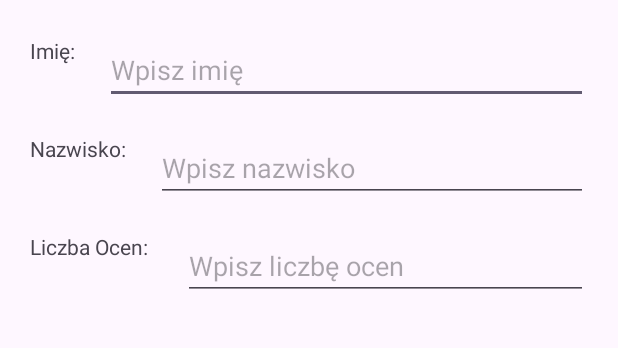
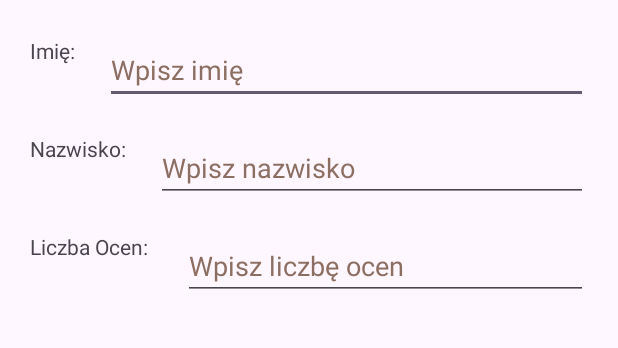
Before and after one commit to gabrylo/lab1grades, an Android app: the screen it shows after launch (MainActivity), on a phone screen of 412 x 824 dp, the part 96-444 px from its top. Run offline under Robolectric (Android 15) with nearby library versions, the phone set to English and light mode, and no system bars.

Commit message:
pre-final v2

```diff
--- a/app/src/main/res/layout/activity_main.xml
+++ b/app/src/main/res/layout/activity_main.xml
@@ -11,7 +11,7 @@
         android:layout_height="wrap_content"
         android:layout_marginStart="20dp"
         android:layout_marginTop="88dp"
-        android:text="Imię:"
+        android:text="@string/tvName"
         app:layout_constraintStart_toStartOf="parent"
         app:layout_constraintTop_toTopOf="parent" />
 
@@ -21,16 +21,19 @@
         android:layout_height="wrap_content"
         android:layout_marginStart="20dp"
         android:layout_marginEnd="20dp"
-        android:hint="Wpisz imię"
+        android:hint="@string/hint_name"
+        android:inputType="text"
+        android:textColorHint="#8D6E63"
         app:layout_constraintEnd_toEndOf="parent"
         app:layout_constraintStart_toEndOf="@+id/textViewImie"
-        app:layout_constraintTop_toTopOf="@+id/textViewImie" />
+        app:layout_constraintTop_toTopOf="@+id/textViewImie"
+        tools:ignore="TextFields" />
 
     <TextView
         android:id="@+id/textViewNazwisko"
         android:layout_width="wrap_content"
         android:layout_height="wrap_content"
-        android:text="Nazwisko:"
+        android:text="@string/tvSurName"
         app:layout_constraintStart_toStartOf="@+id/textViewImie"
         app:layout_constraintTop_toBottomOf="@+id/edName"
         android:layout_marginTop="20dp"/>
@@ -39,12 +42,14 @@
         android:id="@+id/edSurname"
         android:layout_width="0dp"
         android:layout_height="wrap_content"
-        android:hint="Wpisz nazwisko"
+        android:layout_marginStart="20dp"
+        android:layout_marginEnd="20dp"
+        android:hint="@string/hint_surname"
+        android:inputType="text"
+        android:textColorHint="#8D6E63"
+        app:layout_constraintEnd_toEndOf="parent"
         app:layout_constraintStart_toEndOf="@+id/textViewNazwisko"
-        app:layout_constraintEnd_toEndOf="parent"
-        app:layout_constraintTop_toTopOf="@+id/textViewNazwisko"
-        android:layout_marginStart="20dp"
-        android:layout_marginEnd="20dp"/>
+        app:layout_constraintTop_toTopOf="@+id/textViewNazwisko" />
 
     <TextView
         android:id="@+id/textViewLiczbaOcen"
@@ -61,8 +66,9 @@
         android:layout_height="wrap_content"
         android:layout_marginStart="20dp"
         android:layout_marginEnd="20dp"
-        android:hint="Wpisz liczbę ocen"
+        android:hint="@string/hint_GradesNumber"
         android:inputType="number"
+        android:textColorHint="#8D6E63"
         app:layout_constraintEnd_toEndOf="parent"
         app:layout_constraintStart_toEndOf="@+id/textViewLiczbaOcen"
         app:layout_constraintTop_toTopOf="@+id/textViewLiczbaOcen" />
@@ -72,7 +78,7 @@
         android:layout_width="wrap_content"
         android:layout_height="40dp"
         android:layout_marginTop="44dp"
-        android:text="Button"
+        android:text="@string/btGrades"
         app:layout_constraintEnd_toEndOf="parent"
         app:layout_constraintStart_toStartOf="parent"
         app:layout_constraintTop_toBottomOf="@+id/edGradeNumber" />
@@ -91,7 +97,7 @@
     <TextView
         android:id="@+id/tvGrades"
         android:layout_width="wrap_content"
-        android:layout_height="15dp"
+        android:layout_height="20dp"
         android:layout_marginBottom="16dp"
         android:visibility="visible"
         app:layout_constraintBottom_toTopOf="@+id/btGrades"
--- a/app/src/main/res/layout/item_subject_grade.xml
+++ b/app/src/main/res/layout/item_subject_grade.xml
@@ -7,7 +7,7 @@
 
     <TextView
         android:id="@+id/textViewSubjectName"
-        android:layout_width="wrap_content"
+        android:layout_width="match_parent"
         android:layout_height="wrap_content"
         android:layout_weight="1"
         android:textSize="16sp"
--- a/app/src/main/res/values/strings.xml
+++ b/app/src/main/res/values/strings.xml
@@ -7,6 +7,21 @@
     <string name="grade_range_error">Liczba powinna być od 5 do 15!</string>
     <string name="invalid_number_error">Niepoprawna liczba!</string>
     <string name="invalid_grade_error">Niepoprawna liczba</string>
+    <string name="btsuper">SUPER</string>
+    <string name="grades_rating">"Średnia ocen: "</string>
+    <string name="received_pass">Gratulacje! Otrzymujesz zaliczenie</string>
+    <string name="not_received_pass">"Tym razem nie poszlo ): "</string>
+    <string name="final_application">Wysyłam podanie o zaliczenie warunkowe</string>
+    <string name="avarage_not_calc">Nie udało się obliczyć średniej oceny</string>
+    <string name="enter_all_rating">Wprowadź wszystkie oceny</string>
+    <string name="no_grade_to_calc">Brak ocen do obliczenia średniej</string>
+    <string name="btAvarage">Oblicz średnią</string>
+    <string name="btGrades">Oceny</string>
+    <string name="tvName">Imię:\n</string>
+    <string name="hint_name">Wpisz imię</string>
+    <string name="tvSurName">Nazwisko:</string>
+    <string name="hint_surname">Wpisz nazwisko</string>
+    <string name="hint_GradesNumber">Wpisz liczbę ocen</string>
 
     <string-array name="subjects_array">
         <item>Polski</item>
```
Also changed, not shown: app/src/main/java/com/example/lab1grades/GradesInputActivity.java (+4 -5 lines), app/src/main/java/com/example/lab1grades/MainActivity.java (+6 -6 lines), app/src/main/res/layout/activity_grades_input.xml (+5 -5 lines).
